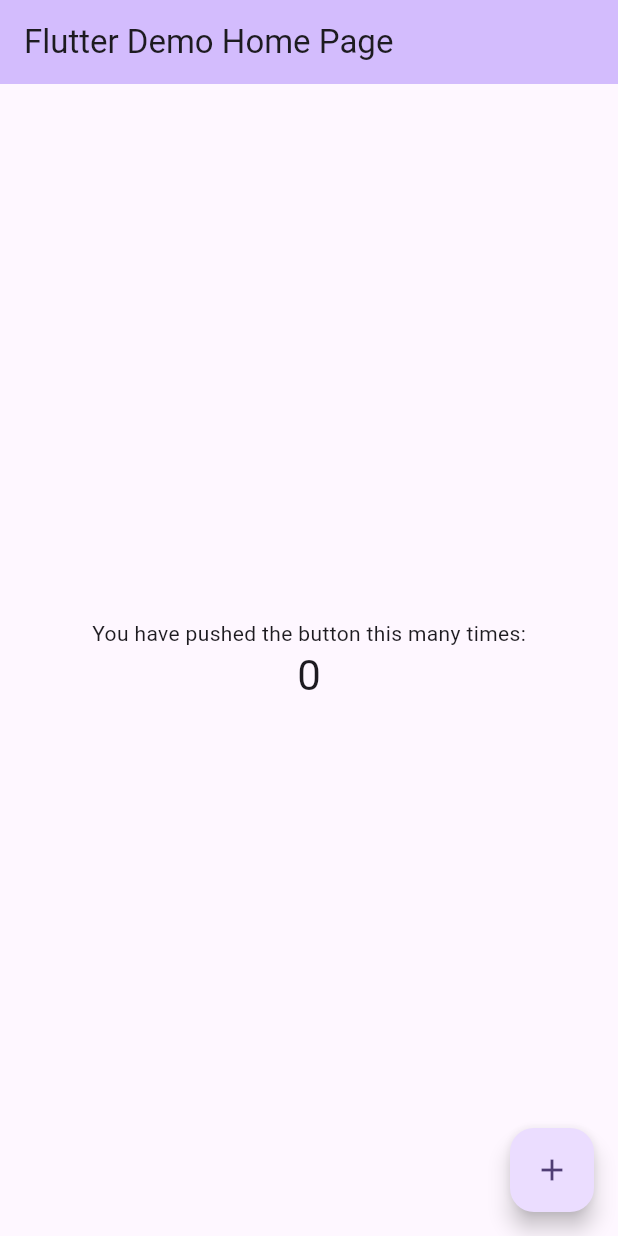
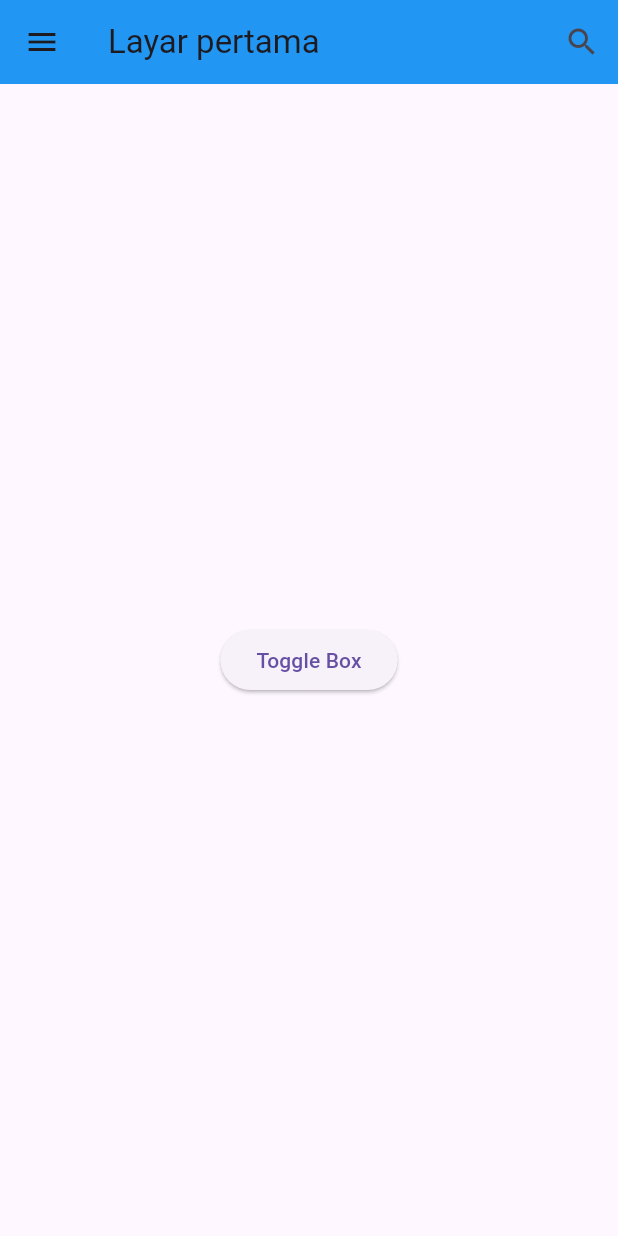
Before and after one commit to najiib11/wisata_mobile_7, a Flutter app: the screen it shows after launch, on a phone screen of 412 x 824 dp. Run offline on Flutter 3.47's test engine with Material 3 defaults, Android fonts, the phone set to English and light mode, and no system bars.

Commit message:
pertemuan ke-4

```diff
--- a/lib/main.dart
+++ b/lib/main.dart
@@ -1,125 +1,89 @@
 import 'package:flutter/material.dart';
 
 void main() {
-  runApp(const MyApp());
+  runApp(const ExampleState());
 }
 
-class MyApp extends StatelessWidget {
-  const MyApp({super.key});
+class ExampleState extends StatelessWidget {
+  const ExampleState({super.key});
 
-  // This widget is the root of your application.
   @override
   Widget build(BuildContext context) {
     return MaterialApp(
-      title: 'Flutter Demo',
-      theme: ThemeData(
-        // This is the theme of your application.
-        //
-        // TRY THIS: Try running your application with "flutter run". You'll see
-        // the application has a purple toolbar. Then, without quitting the app,
-        // try changing the seedColor in the colorScheme below to Colors.green
-        // and then invoke "hot reload" (save your changes or press the "hot
-        // reload" button in a Flutter-supported IDE, or press "r" if you used
-        // the command line to start the app).
-        //
-        // Notice that the counter didn't reset back to zero; the application
-        // state is not lost during the reload. To reset the state, use hot
-        // restart instead.
-        //
-        // This works for code too, not just values: Most code changes can be
-        // tested with just a hot reload.
-        colorScheme: ColorScheme.fromSeed(seedColor: Colors.deepPurple),
-        useMaterial3: true,
-      ),
-      home: const MyHomePage(title: 'Flutter Demo Home Page'),
+      title: "latihan flutter",
+      home: const FirstScreen(),
     );
   }
 }
 
-class MyHomePage extends StatefulWidget {
-  const MyHomePage({super.key, required this.title});
-
-  // This widget is the home page of your application. It is stateful, meaning
-  // that it has a State object (defined below) that contains fields that affect
-  // how it looks.
-
-  // This class is the configuration for the state. It holds the values (in this
-  // case the title) provided by the parent (in this case the App widget) and
-  // used by the build method of the State. Fields in a Widget subclass are
-  // always marked "final".
-
-  final String title;
-
-  @override
-  State<MyHomePage> createState() => _MyHomePageState();
-}
-
-class _MyHomePageState extends State<MyHomePage> {
-  int _counter = 0;
-
-  void _incrementCounter() {
-    setState(() {
-      // This call to setState tells the Flutter framework that something has
-      // changed in this State, which causes it to rerun the build method below
-      // so that the display can reflect the updated values. If we changed
-      // _counter without calling setState(), then the build method would not be
-      // called again, and so nothing would appear to happen.
-      _counter++;
-    });
-  }
+class FirstScreen extends StatelessWidget {
+  const FirstScreen({super.key});
 
   @override
   Widget build(BuildContext context) {
-    // This method is rerun every time setState is called, for instance as done
-    // by the _incrementCounter method above.
-    //
-    // The Flutter framework has been optimized to make rerunning build methods
-    // fast, so that you can just rebuild anything that needs updating rather
-    // than having to individually change instances of widgets.
     return Scaffold(
       appBar: AppBar(
-        // TRY THIS: Try changing the color here to a specific color (to
-        // Colors.amber, perhaps?) and trigger a hot reload to see the AppBar
-        // change color while the other colors stay the same.
-        backgroundColor: Theme.of(context).colorScheme.inversePrimary,
-        // Here we take the value from the MyHomePage object that was created by
-        // the App.build method, and use it to set our appbar title.
-        title: Text(widget.title),
+        title: const Text("Layar pertama"),
+        backgroundColor: Colors.blue,
+        actions: <Widget>[
+          IconButton(onPressed: () {}, icon: const Icon(Icons.search)),
+        ],
+        leading: IconButton(onPressed: () {}, icon: const Icon(Icons.menu)),
       ),
+      body: const BiggerState(),
+    );
+  }
+}
+
+class BiggerState extends StatefulWidget {
+  const BiggerState({super.key});
+
+  @override
+  State<BiggerState> createState() => _BiggerStateState();
+}
+
+class _BiggerStateState extends State<BiggerState> {
+  double _textSize = 16.0;
+  bool _box = false;
+
+  @override
+  Widget build(BuildContext context) {
+    return Scaffold(
       body: Center(
-        // Center is a layout widget. It takes a single child and positions it
-        // in the middle of the parent.
         child: Column(
-          // Column is also a layout widget. It takes a list of children and
-          // arranges them vertically. By default, it sizes itself to fit its
-          // children horizontally, and tries to be as tall as its parent.
-          //
-          // Column has various properties to control how it sizes itself and
-          // how it positions its children. Here we use mainAxisAlignment to
-          // center the children vertically; the main axis here is the vertical
-          // axis because Columns are vertical (the cross axis would be
-          // horizontal).
-          //
-          // TRY THIS: Invoke "debug painting" (choose the "Toggle Debug Paint"
-          // action in the IDE, or press "p" in the console), to see the
-          // wireframe for each widget.
           mainAxisAlignment: MainAxisAlignment.center,
           children: <Widget>[
-            const Text(
-              'You have pushed the button this many times:',
-            ),
-            Text(
-              '$_counter',
-              style: Theme.of(context).textTheme.headlineMedium,
+            _box
+                ? Container(
+                    padding: const EdgeInsets.all(16.0),
+                    color: Colors.red,
+                    decoration: BoxDecoration(
+                      boxShadow: const [
+                        BoxShadow(
+                          color: Colors.black,
+                          blurRadius: 10.0,
+                          offset: Offset(3, 6),
+                        ),
+                      ],
+                      borderRadius: BorderRadius.circular(8.0),
+                    ),
+                    child: Text(
+                      "Sample Text\nHello World",
+                      style: TextStyle(fontSize: _textSize),
+                    ),
+                  )
+                : Container(),
+            ElevatedButton(
+              onPressed: () {
+                setState(() {
+                  _box = !_box;
+                });
+              },
+              child: const Text("Toggle Box"),
             ),
           ],
         ),
       ),
-      floatingActionButton: FloatingActionButton(
-        onPressed: _incrementCounter,
-        tooltip: 'Increment',
-        child: const Icon(Icons.add),
-      ), // This trailing comma makes auto-formatting nicer for build methods.
     );
   }
 }
```
